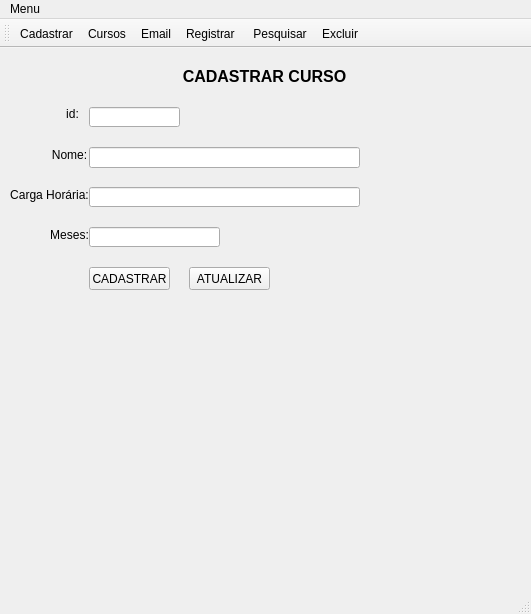
This is design.ui in ruben-sa-brito/rapsodia as Qt 5 draws it before an edit. The edited form follows.
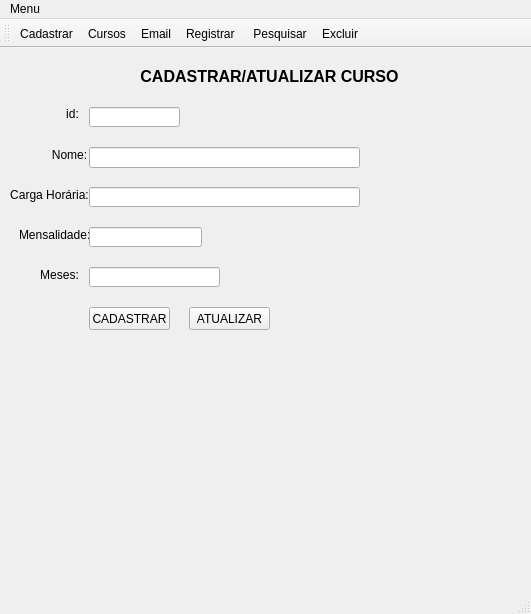
This is the edited form. The open tabs and pages were chosen to show the change. Icons and pictures are not drawn.

Commit message: adicionada mensalidade de alunos

```diff
--- a/design.ui
+++ b/design.ui
@@ -240,21 +240,21 @@
        <widget class="QLabel" name="label_17">
         <property name="geometry">
          <rect>
-          <x>160</x>
+          <x>120</x>
           <y>10</y>
-          <width>191</width>
+          <width>281</width>
           <height>16</height>
          </rect>
         </property>
         <property name="text">
-         <string>&lt;html&gt;&lt;head/&gt;&lt;body&gt;&lt;p align=&quot;center&quot;&gt;&lt;span style=&quot; font-size:12pt; font-weight:600;&quot;&gt;CADASTRAR CURSO&lt;/span&gt;&lt;/p&gt;&lt;/body&gt;&lt;/html&gt;</string>
+         <string>&lt;html&gt;&lt;head/&gt;&lt;body&gt;&lt;p align=&quot;center&quot;&gt;&lt;span style=&quot; font-size:12pt; font-weight:600;&quot;&gt;CADASTRAR/ATUALIZAR CURSO&lt;/span&gt;&lt;/p&gt;&lt;/body&gt;&lt;/html&gt;</string>
         </property>
        </widget>
        <widget class="QLabel" name="label_19">
         <property name="geometry">
          <rect>
-          <x>30</x>
-          <y>170</y>
+          <x>20</x>
+          <y>210</y>
           <width>61</width>
           <height>16</height>
          </rect>
@@ -300,7 +300,7 @@
         <property name="geometry">
          <rect>
           <x>180</x>
-          <y>210</y>
+          <y>250</y>
           <width>81</width>
           <height>23</height>
          </rect>
@@ -313,7 +313,7 @@
         <property name="geometry">
          <rect>
           <x>80</x>
-          <y>170</y>
+          <y>210</y>
           <width>131</width>
           <height>20</height>
          </rect>
@@ -323,7 +323,7 @@
         <property name="geometry">
          <rect>
           <x>80</x>
-          <y>210</y>
+          <y>250</y>
           <width>81</width>
           <height>23</height>
          </rect>
@@ -345,6 +345,29 @@
          <string>&lt;html&gt;&lt;head/&gt;&lt;body&gt;&lt;p align=&quot;center&quot;&gt;Nome:&lt;/p&gt;&lt;/body&gt;&lt;/html&gt;</string>
         </property>
        </widget>
+       <widget class="QLabel" name="label_23">
+        <property name="geometry">
+         <rect>
+          <x>10</x>
+          <y>170</y>
+          <width>71</width>
+          <height>16</height>
+         </rect>
+        </property>
+        <property name="text">
+         <string>Mensalidade:</string>
+        </property>
+       </widget>
+       <widget class="QLineEdit" name="lineEdit_2">
+        <property name="geometry">
+         <rect>
+          <x>80</x>
+          <y>170</y>
+          <width>113</width>
+          <height>20</height>
+         </rect>
+        </property>
+       </widget>
       </widget>
       <widget class="QWidget" name="update">
        <widget class="QLabel" name="label_7">
```
Left out of the diff: 6 changed lines with no effect on the pictures. The commit also changes 3 other files.
